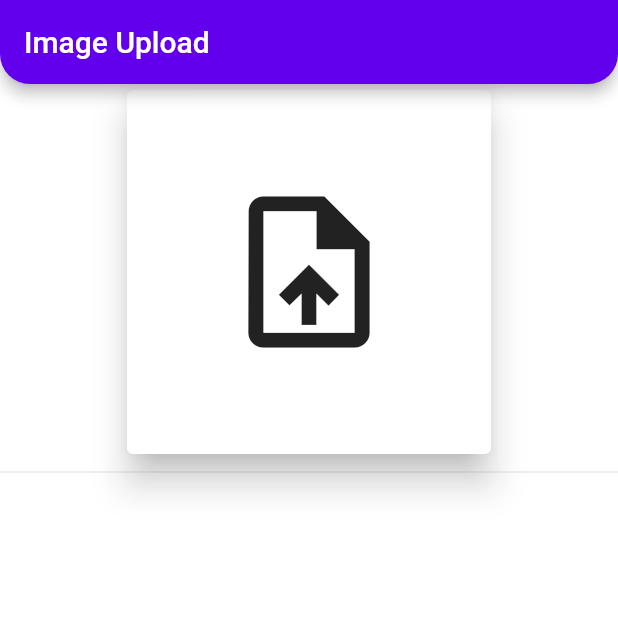
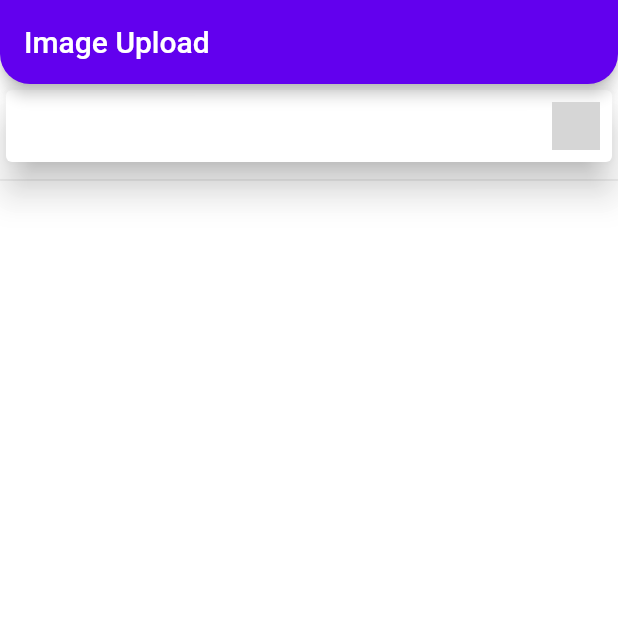
Before and after one commit to fadilbasaran/flutter_all, a Flutter app: the screen it shows after launch, on a phone screen of 412 x 824 dp, the top half of it. Run offline on Flutter 3.47's test engine with Material 2 defaults, Android fonts, the phone set to English and light mode, and no system bars; our stand-ins replace dio, equatable, flutter_mobx, flutter_secure_storage, flutter_spinkit, image_picker and 3 more; accounts and stored records are empty; generated files the repository leaves out were written again; network calls fail; grey boxes are pictures that could not be loaded.

Commit message:
mobx used

```diff
--- a/lib/303/mobix_image_picker/view/mobx_image_upload.dart
+++ b/lib/303/mobix_image_picker/view/mobx_image_upload.dart
@@ -1,6 +1,11 @@
 // ignore_for_file: unused_field
 
 import 'package:flutter/material.dart';
+import 'package:flutter_full_learn/303/mobix_image_picker/view_model/image_upload_view_model.dart';
+import 'package:flutter_mobx/flutter_mobx.dart';
+import 'package:lottie/lottie.dart';
+
+import '../../../product/utility/image_upload.dart';
 
 class MobxImageUpload extends StatefulWidget {
   const MobxImageUpload({super.key});
@@ -12,25 +17,52 @@ class MobxImageUpload extends StatefulWidget {
 class _MobxImageUploadState extends State<MobxImageUpload> {
   final String _imageUploadLottiePath =
       'https://assets3.lottiefiles.com/packages/lf20_urbk83vw.json';
+
+  final _imageUploadViewModel = ImageUploadViewModel();
+  final _imageUploadManager = ImageUploadManager();
   @override
   Widget build(BuildContext context) {
     return Scaffold(
       appBar: AppBar(
         title: const Text('Image Upload'),
+        actions: [
+          Observer(builder: (_) {
+            return _imageUploadViewModel.isLoading
+                ? const FittedBox(
+                    child: CircularProgressIndicator(color: Colors.white))
+                : const SizedBox.shrink();
+          })
+        ],
       ),
       body: Column(
         children: [
-          Expanded(
-              flex: 2,
-              child: Card(
-                  elevation: 10,
-                  child: FittedBox(
-                    child: IconButton(
-                        onPressed: () {},
-                        icon: const Icon(Icons.upload_file_outlined)),
-                  ))),
+          Row(
+            children: [
+              Expanded(
+                  flex: 2,
+                  child: Card(
+                      elevation: 10,
+                      child: Row(
+                        children: [
+                          Observer(builder: (_) {
+                            return Expanded(
+                                flex: 4,
+                                child: _imageUploadViewModel.file != null
+                                    ? Image.file(_imageUploadViewModel.file!)
+                                    : const SizedBox());
+                          }),
+                          IconButton(
+                              onPressed: () {
+                                _imageUploadManager.fetchFromLibrary();
+                              },
+                              icon: FittedBox(
+                                  child:
+                                      Lottie.network(_imageUploadLottiePath))),
+                        ],
+                      ))),
+            ],
+          ),
           const Divider(),
-          const Spacer(flex: 4),
         ],
       ),
     );
--- /dev/null
+++ b/lib/product/utility/image_upload.dart
@@ -0,0 +1,11 @@
+import 'package:image_picker/image_picker.dart';
+
+class ImageUploadManager {
+  final ImagePicker _picker = ImagePicker();
+
+  Future<XFile?> fetchFromLibrary() async {
+    final XFile? image = await _picker.pickImage(source: ImageSource.gallery);
+
+    return image;
+  }
+}
--- a/pubspec.yaml
+++ b/pubspec.yaml
@@ -17,6 +17,7 @@ environment:
 # the latest version available on pub.dev. To see which dependencies have newer
 # versions available, run `flutter pub outdated`.
 dependencies:
+
   collection: any
   cupertino_icons: ^1.0.2
   dio: ^4.0.6
@@ -39,8 +40,13 @@ dependencies:
   shimmer: ^2.0.0
   url_launcher: ^6.1.6
 
+
+
+
 dev_dependencies:
   build_runner: ^2.3.2
+
+
 
   # The "flutter_lints" package below contains a set of recommended lints to
   # encourage good coding practices. The lint set provided by the package is
```
Also changed, not shown: lib/303/mobix_image_picker/view_model/image_upload_view_model.dart (+21 -1 lines), lib/303/mobix_image_picker/view_model/image_upload_view_model.g.dart.
